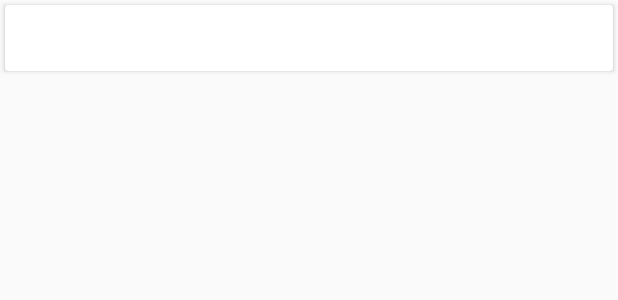
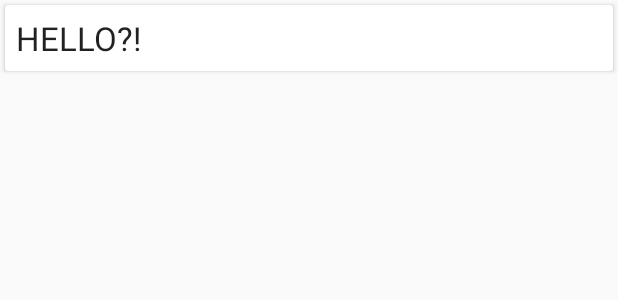
Before and after one commit to aam659/SpiceApp, an Android app: the layout recyclerview_moods.xml on its own in the app's theme, with its tools: preview values and no code run, on a phone screen of 412 x 824 dp. Shown: the top 300 px of the screen. Run offline under Robolectric (Android 15) with nearby library versions, the phone set to English and light mode, and no system bars; Roboto replaces fonts that are not available here.

Commit message:
Recycler view working

```diff
--- a/App/SpiceApp/app/src/main/java/com/example/spiceapp/ListMoodAdapter.java
+++ b/App/SpiceApp/app/src/main/java/com/example/spiceapp/ListMoodAdapter.java
@@ -32,11 +32,11 @@ public class ListMoodAdapter extends RecyclerView.Adapter<ListMoodAdapter.ListMo
     }
 
     //Creates a connection between the adapter and a new view holder
-
     @Override
     @NonNull
     public ListMoodViewHolder onCreateViewHolder(@NonNull ViewGroup parent, int viewType) {
         View view = LayoutInflater.from(mContext).inflate(R.layout.recyclerview_moods, parent, false);
+        System.out.println(moodList.get(0).Name + " MOOD NAME3");
         return new ListMoodViewHolder(view);
     }
 
@@ -44,7 +44,7 @@ public class ListMoodAdapter extends RecyclerView.Adapter<ListMoodAdapter.ListMo
     @Override
     public void onBindViewHolder(@NonNull ListMoodViewHolder holder, int position) {
         Mood mood = moodList.get(position);
-        holder.textViewName.setText(mood.moodName);
+        holder.textViewName.setText(mood.Name);
 //        holder.textViewGenre.setText("Genre: " + mood.genre);
 //        holder.textViewAge.setText("Age: " + artist.age);
 //        holder.textViewCountry.setText("Country: " + artist.country);
@@ -63,7 +63,7 @@ public class ListMoodAdapter extends RecyclerView.Adapter<ListMoodAdapter.ListMo
         public ListMoodViewHolder(@NonNull View itemView) {
             super(itemView);
 
-//            textViewName = itemView.findViewById(R.id.text_view_name);
+            textViewName = itemView.findViewById(R.id.textRecyclerName);
 //            textViewGenre = itemView.findViewById(R.id.text_view_genre);
 //            textViewAge = itemView.findViewById(R.id.text_view_age);
 //            textViewCountry = itemView.findViewById(R.id.text_view_country);
--- a/App/SpiceApp/app/src/main/java/com/example/spiceapp/ListMoods.java
+++ b/App/SpiceApp/app/src/main/java/com/example/spiceapp/ListMoods.java
@@ -6,6 +6,7 @@ import android.os.Bundle;
 import com.google.android.material.floatingactionbutton.FloatingActionButton;
 import com.google.android.material.snackbar.Snackbar;
 import com.google.firebase.auth.FirebaseUser;
+import com.google.firebase.database.ChildEventListener;
 import com.google.firebase.database.DataSnapshot;
 import com.google.firebase.database.DatabaseError;
 import com.google.firebase.database.DatabaseReference;
@@ -14,6 +15,7 @@ import com.google.firebase.database.Query;
 import com.google.firebase.database.ValueEventListener;
 
 import androidx.annotation.NonNull;
+import androidx.annotation.Nullable;
 import androidx.appcompat.app.AppCompatActivity;
 import androidx.appcompat.widget.Toolbar;
 import androidx.recyclerview.widget.LinearLayoutManager;
@@ -52,7 +54,6 @@ public class ListMoods extends AppCompatActivity {
         fab.setOnClickListener(new View.OnClickListener() {
             @Override
             public void onClick(View view) {
-                System.out.println("NUMBER OF MOODS: " + moodList.size());
                 Intent nextScreen = new Intent(view.getContext(), NameMood.class);
                 startActivityForResult(nextScreen, 0);
             }
@@ -107,6 +108,7 @@ public class ListMoods extends AppCompatActivity {
 
         //To finish it off, we set a listener on moods
         Query query = database;
+        //        query.addChildEventListener(childEventListener);
         query.addListenerForSingleValueEvent(valueEventListener);
 
 
--- a/App/SpiceApp/app/src/main/java/com/example/spiceapp/NameMood.java
+++ b/App/SpiceApp/app/src/main/java/com/example/spiceapp/NameMood.java
@@ -34,6 +34,7 @@ public class NameMood extends AppCompatActivity {
                 String mood = moodName.getText().toString();
                 if(!mood.isEmpty()) {
                     database.child("users").child(user.getUid()).child("Moods").child(mood).setValue(mood);
+                    database.child("users").child(user.getUid()).child("Moods").child(mood).child("Name").setValue(mood);
                     Intent nextScreen = new Intent(v.getContext(), MealTime.class);
                     nextScreen.putExtra("NAME_OF_MOOD", mood);
                     startActivityForResult(nextScreen, 0);
--- a/App/SpiceApp/app/src/main/res/layout/recyclerview_moods.xml
+++ b/App/SpiceApp/app/src/main/res/layout/recyclerview_moods.xml
@@ -3,7 +3,7 @@
     android:layout_width="match_parent"
     android:layout_height="wrap_content">
 
-    <android.support.v7.widget.CardView
+    <androidx.cardview.widget.CardView
         android:layout_width="match_parent"
         android:layout_height="wrap_content"
         android:layout_margin="3dp">
@@ -16,15 +16,15 @@
 
 
             <TextView
-                android:id="@+id/text_view_name"
+                android:id="@+id/textRecyclerName"
                 android:layout_width="match_parent"
                 android:layout_height="wrap_content"
-                android:text=""
+                android:text="HELLO?!"
                 android:textAppearance="@style/Base.TextAppearance.AppCompat.Large" />
 
 
 
         </LinearLayout>
-    </android.support.v7.widget.CardView>
+    </androidx.cardview.widget.CardView>
 
 </RelativeLayout>
```
Also changed, not shown: App/SpiceApp/app/src/main/java/com/example/spiceapp/Categories.java (added, +12 -0 lines), App/SpiceApp/app/src/main/java/com/example/spiceapp/Mood.java (+3 -8 lines), App/SpiceApp/app/src/main/java/com/example/spiceapp/Price.java (added, +11 -0 lines), App/SpiceApp/app/src/main/res/layout/activity_list_moods.xml (+9 -3 lines).
